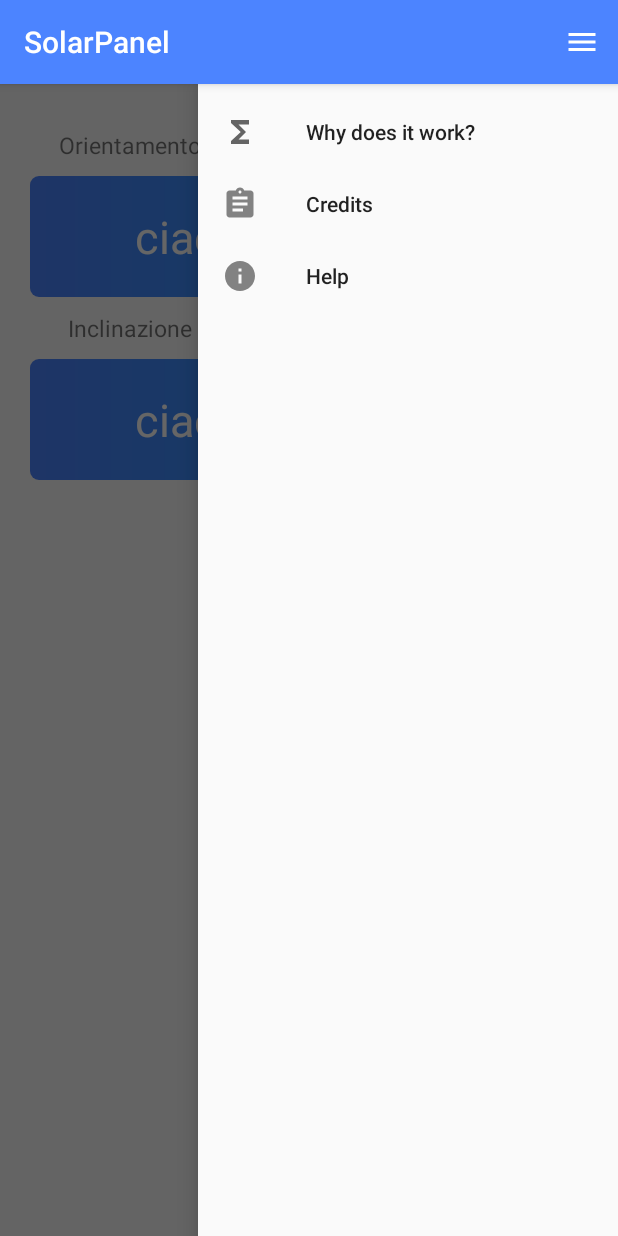
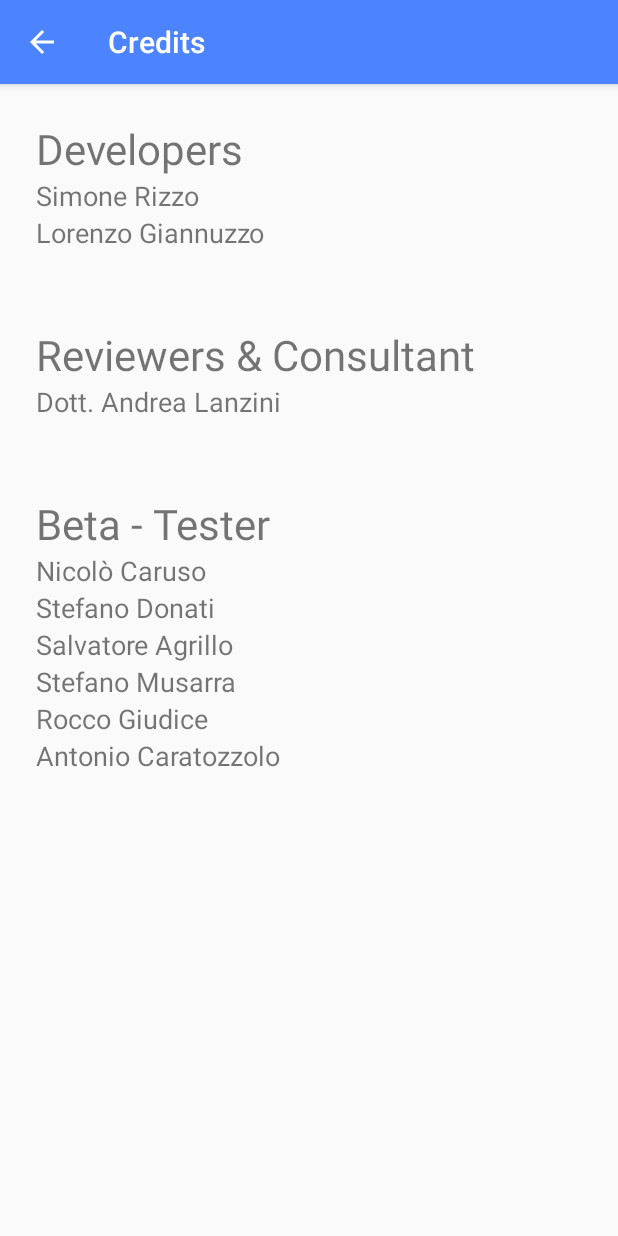
Before and after one commit to simone-rizzo/Solar-Pv-Optimal-Spot, an Android app: the screen it shows after launch (MainActivity before the commit, credits after it), in the side drawer, after a tap on "Credits", on a phone screen of 412 x 824 dp. Run offline under Robolectric (Android 15) with nearby library versions, the phone set to English and light mode, and no system bars; libraries missing offline, so code that uses them is left out: com.anychart, com.karumi.dexter; 1 statement that could not run was skipped.

Commit message:
credits how it works help - da fixare il fatto dell'activity

```diff
--- a/app/src/main/AndroidManifest.xml
+++ b/app/src/main/AndroidManifest.xml
@@ -11,15 +11,22 @@
         android:required="true" />
 
     <application
-        android:usesCleartextTraffic="true"
         android:allowBackup="true"
         android:icon="@mipmap/ic_launcher"
         android:label="@string/app_name"
         android:roundIcon="@mipmap/ic_launcher_round"
         android:screenOrientation="portrait"
         android:supportsRtl="true"
-        android:theme="@style/AppTheme">
-        <activity android:name=".why_it_works"></activity>
+        android:theme="@style/AppTheme"
+        android:usesCleartextTraffic="true">
+        <activity android:name=".credits"
+            android:label="Credits"
+            android:parentActivityName=".MainActivity"
+            ></activity>
+        <activity
+            android:name=".why_it_works"
+            android:label="Documentation"
+            android:parentActivityName=".MainActivity"></activity>
         <activity android:name=".chart" />
         <activity android:name=".IntroActivity">
             <intent-filter>
--- a/app/src/main/java/com/rizzo/sensortest/IntroActivity.java
+++ b/app/src/main/java/com/rizzo/sensortest/IntroActivity.java
@@ -43,8 +43,12 @@ public class IntroActivity extends AppCompatActivity {
 
 
         // when this activity is about to be launch we need to check if its openened before or not
-
-        if (restorePrefData()) {
+        Bundle extras = getIntent().getExtras();
+        if (extras != null) {
+            Boolean value = extras.getBoolean("main");
+            //The key argument here must match that used in the other activity
+        }
+        else if (restorePrefData()) {
             Intent mainActivity = new Intent(getApplicationContext(),MainActivity.class );
             startActivity(mainActivity);
             finish();
--- a/app/src/main/java/com/rizzo/sensortest/MainActivity.java
+++ b/app/src/main/java/com/rizzo/sensortest/MainActivity.java
@@ -61,7 +61,7 @@ import java.util.concurrent.Future;
 import java.util.concurrent.TimeUnit;
 import java.util.concurrent.TimeoutException;
 
-public class MainActivity extends AppCompatActivity implements SensorEventListener, View.OnClickListener {
+public class MainActivity extends AppCompatActivity implements SensorEventListener {
 
     ImageView compass_img;
     private TextView txt_compass;
@@ -93,15 +93,6 @@ public class MainActivity extends AppCompatActivity implements SensorEventListen
     private Button worksButton,creditsButton,helpButton;
     private NavigationView navigationView;
 
-    @Override
-    public void onClick(View v) {
-        if (worksButton.equals(v)) {
-            Intent intent = new Intent(this, why_it_works.class);
-            startActivity(intent);
-        } else if (creditsButton.equals(v)) {
-        } else if (helpButton.equals(v)) {
-        }
-    }
 
     @Override
     protected void onCreate(Bundle savedInstanceState){
@@ -117,16 +108,19 @@ public class MainActivity extends AppCompatActivity implements SensorEventListen
                         Intent intent = new Intent(getApplicationContext(), why_it_works.class);
                         startActivity(intent);
                         break;
+                    case R.id.credits:
+                        Intent intent2 = new Intent(getApplicationContext(), credits.class);
+                        startActivity(intent2);
+                        break;
+                    case R.id.help:
+                        Intent intent3 = new Intent(getApplicationContext(), IntroActivity.class);
+                        intent3.putExtra("main",true);
+                        startActivity(intent3);
+                        break;
                 }
                 return false;
             }
         });
-        /*worksButton = ((Button)findViewById(R.id.works));
-        worksButton.setOnClickListener(this::onClick);
-        creditsButton = ((Button)findViewById(R.id.credits));
-        creditsButton.setOnClickListener(this::onClick);
-        helpButton = ((Button)findViewById(R.id.help));
-        helpButton.setOnClickListener(this::onClick);*/
         openGlView = (OpenGlView) findViewById(R.id.openGLView);
         drawerLayout = (DrawerLayout) findViewById(R.id.drawer_layout);
         mSensorManager = (SensorManager) getSystemService(SENSOR_SERVICE);
--- /dev/null
+++ b/app/src/main/java/com/rizzo/sensortest/credits.java
@@ -0,0 +1,14 @@
+package com.rizzo.sensortest;
+
+import androidx.appcompat.app.AppCompatActivity;
+
+import android.os.Bundle;
+
+public class credits extends AppCompatActivity {
+
+    @Override
+    protected void onCreate(Bundle savedInstanceState) {
+        super.onCreate(savedInstanceState);
+        setContentView(R.layout.activity_credits);
+    }
+}
--- a/app/src/main/java/com/rizzo/sensortest/why_it_works.java
+++ b/app/src/main/java/com/rizzo/sensortest/why_it_works.java
@@ -23,7 +23,7 @@ public class why_it_works extends AppCompatActivity {
         //Handling Page Navigation
         webview.setWebViewClient(new WebViewClient());
         //Load a URL on WebView
-        webview.loadUrl("http://stackoverflow.com/");
+        webview.loadUrl("https://drive.google.com/file/d/1em5KtU7d_BbG7Glvr_IYrpokBgjjZE00/view?usp=sharing");
     }
     /*private class MyWebViewClient extends WebViewClient {
         @Override
--- /dev/null
+++ b/app/src/main/res/layout/activity_credits.xml
@@ -0,0 +1,115 @@
+<?xml version="1.0" encoding="utf-8"?>
+<androidx.constraintlayout.widget.ConstraintLayout xmlns:android="http://schemas.android.com/apk/res/android"
+    xmlns:app="http://schemas.android.com/apk/res-auto"
+    xmlns:tools="http://schemas.android.com/tools"
+    android:layout_width="match_parent"
+    android:layout_height="match_parent"
+    tools:context=".credits">
+
+
+    <LinearLayout
+        android:layout_width="match_parent"
+        android:layout_height="match_parent"
+        android:layout_marginStart="24dp"
+        android:layout_marginTop="24dp"
+        android:layout_marginEnd="24dp"
+        android:layout_marginBottom="24dp"
+        android:orientation="vertical"
+        app:layout_constraintBottom_toBottomOf="parent"
+        app:layout_constraintEnd_toEndOf="parent"
+        app:layout_constraintStart_toStartOf="parent"
+        app:layout_constraintTop_toTopOf="parent">
+
+        <TextView
+            android:id="@+id/textView"
+            android:layout_width="match_parent"
+            android:layout_height="wrap_content"
+            android:textSize="28dp"
+            android:text="Developers" />
+
+        <TextView
+            android:id="@+id/textView2"
+            android:layout_width="match_parent"
+            android:layout_height="wrap_content"
+            android:textSize="18dp"
+            android:text="Simone Rizzo" />
+
+        <TextView
+            android:id="@+id/textView3"
+            android:layout_width="match_parent"
+            android:layout_height="wrap_content"
+            android:textSize="18dp"
+            android:text="Lorenzo Giannuzzo" />
+
+        <Space
+            android:layout_width="match_parent"
+            android:layout_height="50dp" />
+
+        <TextView
+            android:id="@+id/textView4"
+            android:layout_width="match_parent"
+            android:layout_height="wrap_content"
+            android:textSize="28dp"
+            android:text="Reviewers &amp; Consultant" />
+
+        <TextView
+            android:id="@+id/textView5"
+            android:layout_width="match_parent"
+            android:layout_height="wrap_content"
+            android:textSize="18dp"
+            android:text="Dott. Andrea Lanzini" />
+
+        <Space
+            android:layout_width="match_parent"
+            android:layout_height="50dp" />
+
+        <TextView
+            android:id="@+id/textView6"
+            android:layout_width="match_parent"
+            android:layout_height="wrap_content"
+            android:textSize="28dp"
+            android:text="Beta - Tester" />
+
+        <TextView
+            android:id="@+id/textView7"
+            android:layout_width="match_parent"
+            android:layout_height="wrap_content"
+            android:textSize="18dp"
+            android:text="Nicolò Caruso" />
+
+        <TextView
+            android:id="@+id/textView8"
+            android:layout_width="match_parent"
+            android:layout_height="wrap_content"
+            android:textSize="18dp"
+            android:text="Stefano Donati" />
+
+        <TextView
+            android:id="@+id/textView9"
+            android:layout_width="match_parent"
+            android:layout_height="wrap_content"
+            android:textSize="18dp"
+            android:text="Salvatore Agrillo" />
+
+        <TextView
+            android:id="@+id/textView10"
+            android:layout_width="match_parent"
+            android:layout_height="wrap_content"
+            android:textSize="18dp"
+            android:text="Stefano Musarra" />
+
+        <TextView
+            android:id="@+id/textView11"
+            android:layout_width="match_parent"
+            android:layout_height="wrap_content"
+            android:textSize="18dp"
+            android:text="Rocco Giudice" />
+
+        <TextView
+            android:id="@+id/textView12"
+            android:layout_width="match_parent"
+            android:layout_height="wrap_content"
+            android:textSize="18dp"
+            android:text="Antonio Caratozzolo" />
+    </LinearLayout>
+</androidx.constraintlayout.widget.ConstraintLayout>
```
Also changed, not shown: 1 other file.
